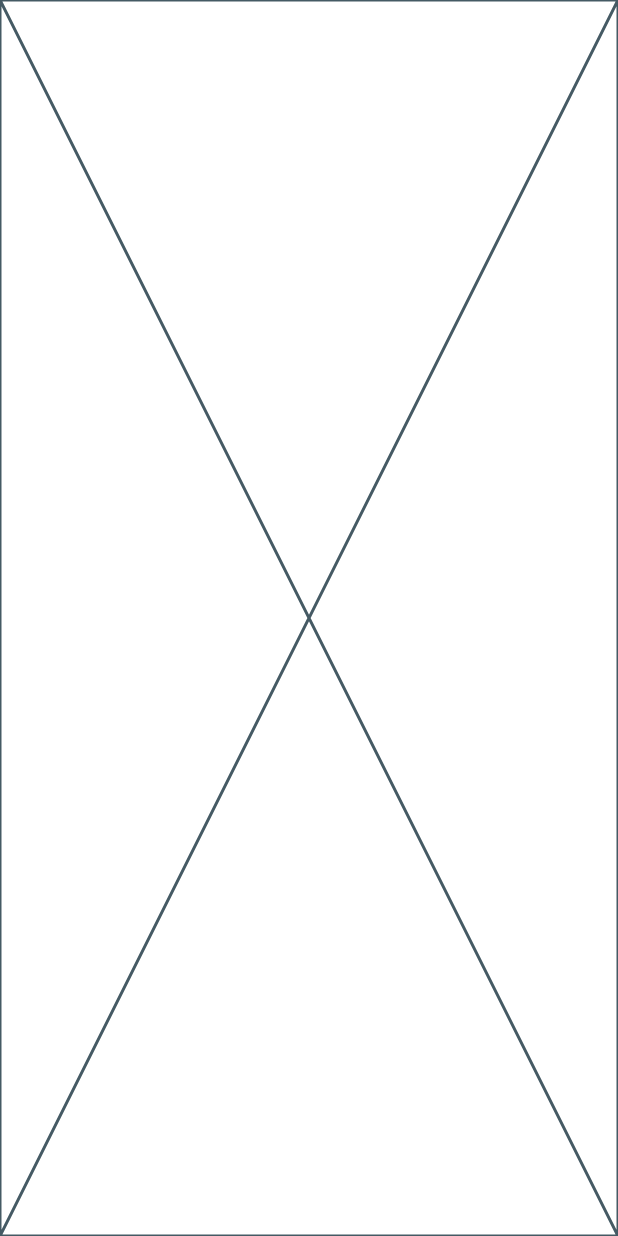
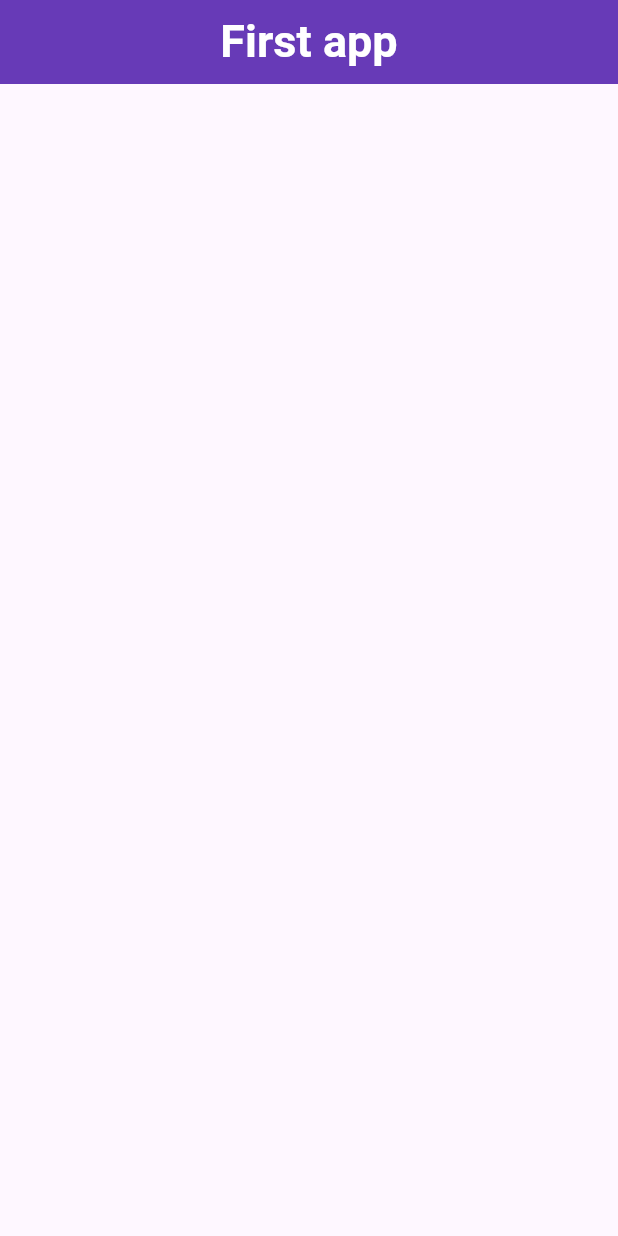
Before and after one commit to MattiusW/Flutter, a Flutter app: the screen it shows after launch, on a phone screen of 412 x 824 dp. Run offline on Flutter 3.47's test engine with Material 3 defaults, Android fonts, the light colour scheme and no system bars.

Commit message:
Add app bar

```diff
--- a/first_app/lib/main.dart
+++ b/first_app/lib/main.dart
@@ -12,7 +12,7 @@
   @override
   Widget build(BuildContext context) {
     return const MaterialApp(
-      debugShowCheckedModeBanner: false,
+      debugShowCheckedModeBanner: true,
       home: HomePage(),
     );
   }
--- a/first_app/lib/pages/home.dart
+++ b/first_app/lib/pages/home.dart
@@ -5,6 +5,16 @@ class HomePage extends StatelessWidget {
 
   @override
   Widget build(BuildContext context) {
-    return const Placeholder();
+    return Scaffold(
+      appBar: AppBar(
+        title: Text('First app',
+            style: TextStyle(
+                color: Colors.white,
+                fontSize: 30,
+                fontWeight: FontWeight.bold)),
+        backgroundColor: Colors.deepPurple,
+        centerTitle: true,
+      ),
+    );
   }
 }
```
